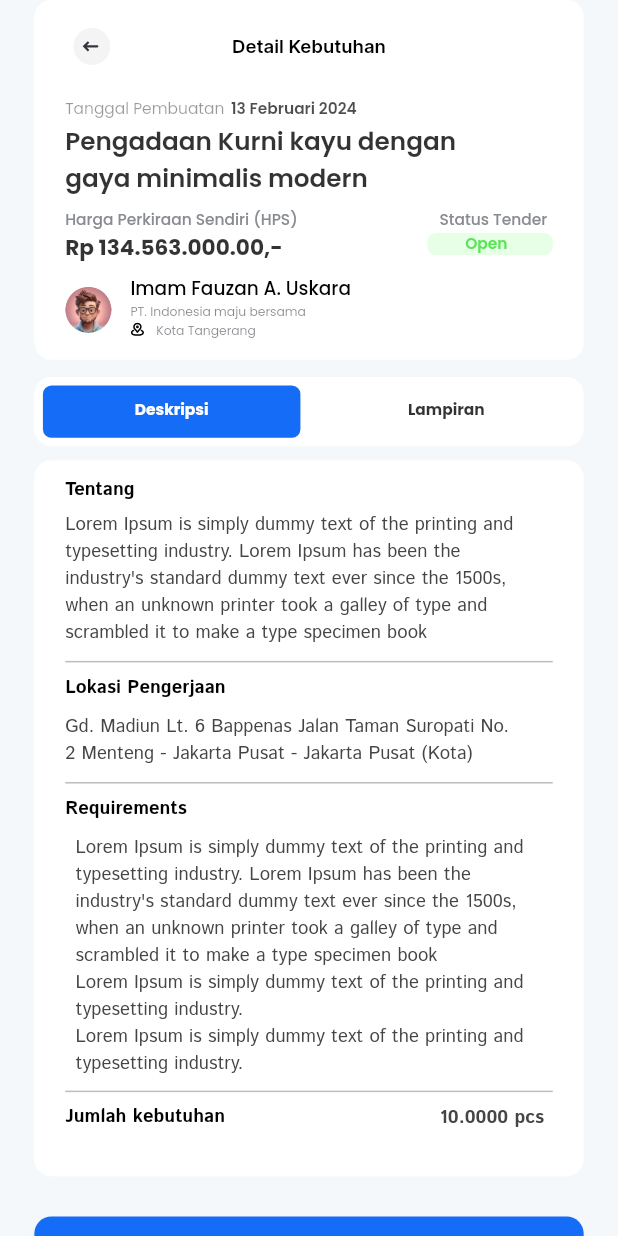
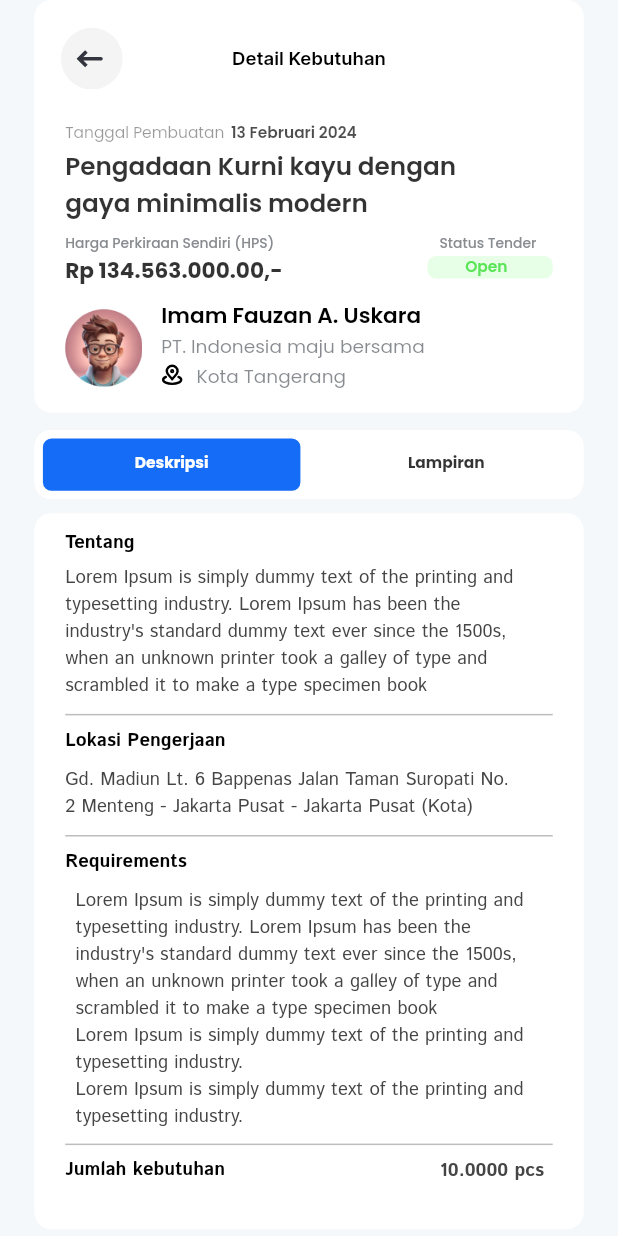
Before and after one commit to MrA-png/simfuni-v1-mobile, a Flutter app: the screen it shows after launch, after a tap on "Pengadaan Kurni kayu dengan gaya minimal", on a phone screen of 412 x 824 dp. Run offline on Flutter 3.47's test engine with Material 2 defaults, Android fonts, the light colour scheme and no system bars; our stand-ins replace cached_network_image, carousel_slider, flutter_svg, google_fonts, smooth_page_indicator.

Commit message:
splasshscreen dan merapikan

```diff
--- a/lib/main.dart
+++ b/lib/main.dart
@@ -9,7 +9,6 @@ void main() {
     DeviceOrientation.portraitUp,
   ]);
 
-  ///Please update theme as per your need if required.
   ThemeHelper().changeTheme('primary');
   runApp(const MyApp());
 }
@@ -25,7 +24,7 @@ class MyApp extends StatelessWidget {
           theme: theme,
           title: 'Simfuni',
           debugShowCheckedModeBanner: false,
-          initialRoute: AppRoutes.homeScreen,
+          initialRoute: AppRoutes.splashscreen,
           routes: AppRoutes.routes,
         );
       },
--- a/lib/presentation/detail_kebutuhan_one_page/detail_kebutuhan_one_page.dart
+++ b/lib/presentation/detail_kebutuhan_one_page/detail_kebutuhan_one_page.dart
@@ -110,7 +110,7 @@ class DetailKebutuhanOnePageState extends State<DetailKebutuhanOnePage>
         ),
         itemCount: 2,
         itemBuilder: (context, index, realIndex) {
-          return FrameItemWidget();
+          return const FrameItemWidget();
         },
       ),
     );
@@ -124,7 +124,7 @@ class DetailKebutuhanOnePageState extends State<DetailKebutuhanOnePage>
         borderRadius: BorderRadiusStyle.roundedBorder10,
       ),
       child: ListView.separated(
-        physics: NeverScrollableScrollPhysics(),
+        physics: const NeverScrollableScrollPhysics(),
         shrinkWrap: true,
         separatorBuilder: (
           context,
@@ -136,7 +136,7 @@ class DetailKebutuhanOnePageState extends State<DetailKebutuhanOnePage>
         },
         itemCount: 2,
         itemBuilder: (context, index) {
-          return DetailkebutuhanoneItemWidget();
+          return const DetailkebutuhanoneItemWidget();
         },
       ),
     );
--- a/lib/presentation/detail_kebutuhan_one_page/widgets/detailkebutuhanone_item_widget.dart
+++ b/lib/presentation/detail_kebutuhan_one_page/widgets/detailkebutuhanone_item_widget.dart
@@ -76,7 +76,7 @@ class DetailkebutuhanoneItemWidget extends StatelessWidget {
               ],
             ),
           ),
-          Spacer(),
+          const Spacer(),
           CustomImageView(
             imagePath: ImageConstant.imgDownload03,
             height: 16.adaptSize,
--- a/lib/presentation/detail_kebutuhan_one_page/widgets/frame_item_widget.dart
+++ b/lib/presentation/detail_kebutuhan_one_page/widgets/frame_item_widget.dart
@@ -12,8 +12,8 @@ class FrameItemWidget extends StatelessWidget {
   Widget build(BuildContext context) {
     return CustomImageView(
       imagePath: ImageConstant.imgRectangle25,
-      height: 140.adaptSize,
-      width: 140.adaptSize,
+      height: 200.adaptSize,
+      width: 300.adaptSize,
       radius: BorderRadius.circular(
         5.h,
       ),
--- a/lib/presentation/detail_kebutuhan_page/detail_kebutuhan_page.dart
+++ b/lib/presentation/detail_kebutuhan_page/detail_kebutuhan_page.dart
@@ -60,7 +60,7 @@ class DetailKebutuhanPageState extends State<DetailKebutuhanPage>
                               ),
                             ),
                             SizedBox(height: 9.v),
-                            Divider(),
+                            const Divider(),
                             SizedBox(height: 8.v),
                             Text(
                               "Lokasi Pengerjaan",
@@ -79,7 +79,7 @@ class DetailKebutuhanPageState extends State<DetailKebutuhanPage>
                               ),
                             ),
                             SizedBox(height: 9.v),
-                            Divider(),
+                            const Divider(),
                             SizedBox(height: 8.v),
                             Text(
                               "Requirements",
@@ -98,7 +98,7 @@ class DetailKebutuhanPageState extends State<DetailKebutuhanPage>
                               ),
                             ),
                             SizedBox(height: 8.v),
-                            Divider(),
+                            const Divider(),
                             SizedBox(height: 8.v),
                             Padding(
                               padding: EdgeInsets.only(right: 5.h),
--- a/lib/presentation/detail_kebutuhan_tab_container_screen/detail_kebutuhan_tab_container_screen.dart
+++ b/lib/presentation/detail_kebutuhan_tab_container_screen/detail_kebutuhan_tab_container_screen.dart
@@ -47,7 +47,7 @@ class DetailKebutuhanTabContainerScreenState
                         height: 622.v,
                         child: TabBarView(
                           controller: tabviewController,
-                          children: [
+                          children: const [
                             DetailKebutuhanPage(),
                             DetailKebutuhanOnePage(),
                           ],
@@ -102,7 +102,7 @@ class DetailKebutuhanTabContainerScreenState
                     text: "Tanggal Pembuatan",
                     style: CustomTextStyles.bodySmallPoppins66000000,
                   ),
-                  TextSpan(
+                  const TextSpan(
                     text: " ",
                   ),
                   TextSpan(
@@ -167,7 +167,7 @@ class DetailKebutuhanTabContainerScreenState
                           padding: EdgeInsets.only(left: 7.h),
                           child: Text(
                             "Status Tender",
-                            style: CustomTextStyles.labelSmallBluegray400,
+                            style: CustomTextStyles.labelSmallff888b90,
                           ),
                         ),
                         SizedBox(height: 1.v),
@@ -197,8 +197,8 @@ class DetailKebutuhanTabContainerScreenState
               children: [
                 CustomImageView(
                   imagePath: ImageConstant.imgEllipse104,
-                  height: 30.adaptSize,
-                  width: 30.adaptSize,
+                  height: 50.adaptSize,
+                  width: 50.adaptSize,
                   radius: BorderRadius.circular(
                     15.h,
                   ),
@@ -225,8 +225,8 @@ class DetailKebutuhanTabContainerScreenState
                         children: [
                           CustomImageView(
                             imagePath: ImageConstant.imgMarkerPin04,
-                            height: 9.adaptSize,
-                            width: 9.adaptSize,
+                            height: 14.adaptSize,
+                            width: 14.adaptSize,
                             margin: EdgeInsets.only(bottom: 2.v),
                           ),
                           Padding(
@@ -284,7 +284,7 @@ class DetailKebutuhanTabContainerScreenState
             5.h,
           ),
         ),
-        tabs: [
+        tabs: const [
           Tab(
             child: Text(
               "Deskripsi",
--- a/lib/presentation/home_screen/home_screen.dart
+++ b/lib/presentation/home_screen/home_screen.dart
@@ -38,32 +38,32 @@ class HomeScreen extends StatelessWidget {
                 Padding(
                     padding: EdgeInsets.only(top: 5.v, bottom: 4.v),
                     child: Text("Simfuni", style: theme.textTheme.titleLarge)),
-                Spacer(),
+                const Spacer(),
                 CustomImageView(
                     imagePath: ImageConstant.imgContrast,
-                    height: 18.v,
-                    width: 14.h,
-                    margin: EdgeInsets.symmetric(vertical: 8.v)),
+                    height: 40.v,
+                    width: 40.h,
+                    margin: EdgeInsets.symmetric(vertical: 5.v)),
                 Padding(
-                    padding: EdgeInsets.only(left: 27.h),
+                    padding: EdgeInsets.only(left: 10.h),
                     child: CustomIconButton(
-                        height: 34.adaptSize,
-                        width: 34.adaptSize,
-                        padding: EdgeInsets.all(8.h),
+                        height: 40.adaptSize,
+                        width: 40.adaptSize,
+                        padding: EdgeInsets.all(5.h),
                         decoration: IconButtonStyleHelper.fillBlueGray,
                         child: CustomImageView(
                             imagePath:
                                 ImageConstant.imgContrastBlueGray90001))),
                 CustomImageView(
                     imagePath: ImageConstant.imgContrastBlueGray10001,
-                    height: 18.adaptSize,
-                    width: 18.adaptSize,
-                    margin: EdgeInsets.only(left: 27.h, top: 8.v, bottom: 8.v)),
+                    height: 40.adaptSize,
+                    width: 40.adaptSize,
+                    margin: EdgeInsets.only(left: 10.h, top: 8.v, bottom: 8.v)),
                 CustomImageView(
                     imagePath: ImageConstant.imgPlay,
-                    height: 24.adaptSize,
-                    width: 24.adaptSize,
-                    margin: EdgeInsets.only(left: 27.h, top: 5.v, bottom: 5.v))
+                    height: 40.adaptSize,
+                    width: 40.adaptSize,
+                    margin: EdgeInsets.only(left: 10.h, top: 5.v, bottom: 5.v))
               ])),
           SizedBox(height: 15.v),
           Divider(color: appTheme.gray100),
@@ -75,10 +75,10 @@ class HomeScreen extends StatelessWidget {
                     hintText: "apa yang anda butuhkan atau tawarkan",
                     textInputAction: TextInputAction.done)),
             Padding(
-                padding: EdgeInsets.only(left: 9.h),
+                padding: EdgeInsets.only(left: 3.h),
                 child: CustomIconButton(
-                    height: 33.adaptSize,
-                    width: 33.adaptSize,
+                    height: 40.adaptSize,
+                    width: 40.adaptSize,
                     padding: EdgeInsets.all(4.h),
                     decoration: IconButtonStyleHelper.fillBlueGrayTL10,
                     child: CustomImageView(imagePath: ImageConstant.imgPlus)))
@@ -90,12 +90,12 @@ class HomeScreen extends StatelessWidget {
   Widget _buildHome(BuildContext context) {
     return Expanded(
         child: ListView.separated(
-            physics: BouncingScrollPhysics(),
+            physics: const BouncingScrollPhysics(),
             shrinkWrap: true,
             separatorBuilder: (context, index) {
               return SizedBox(height: 5.v);
             },
-            itemCount: 2,
+            itemCount: 5,
             itemBuilder: (context, index) {
               return HomeItemWidget(onTapOpen: () {
                 onTapOpen(context);
--- a/lib/presentation/home_screen/widgets/home_item_widget.dart
+++ b/lib/presentation/home_screen/widgets/home_item_widget.dart
@@ -66,7 +66,7 @@ class HomeItemWidget extends StatelessWidget {
                         ],
                       ),
                     ),
-                    Spacer(),
+                    const Spacer(),
                     CustomElevatedButton(
                       height: 22.v,
                       width: 79.h,
@@ -84,7 +84,7 @@ class HomeItemWidget extends StatelessWidget {
             ),
             SizedBox(height: 7.v),
             Container(
-              height: 24.v,
+              height: 55.v,
               width: 299.h,
               margin: EdgeInsets.only(left: 20.h),
               child: Stack(
@@ -93,7 +93,7 @@ class HomeItemWidget extends StatelessWidget {
                   Align(
                     alignment: Alignment.center,
                     child: SizedBox(
-                      width: 299.h,
+                      width: 399.h,
                       child: Text(
                         "Dibutuhkan bahan baku kayu, aluminium, untuk digunakan sebagai bahan baku produk furniture kursi",
                         maxLines: 2,
@@ -102,20 +102,20 @@ class HomeItemWidget extends StatelessWidget {
                       ),
                     ),
                   ),
-                  Align(
-                    alignment: Alignment.bottomLeft,
-                    child: Padding(
-                      padding: EdgeInsets.only(left: 110.h),
-                      child: Text(
-                        "... lihat lainnya",
-                        style: CustomTextStyles.poppinsBlack900,
-                      ),
-                    ),
-                  ),
+                  // Align(
+                  //   alignment: Alignment.bottomLeft,
+                  //   child: Padding(
+                  //     padding: EdgeInsets.only(left: 110.h),
+                  //     child: Text(
+                  //       "... lihat lainnya",
+                  //       style: CustomTextStyles.poppinsBlack900,
+                  //     ),
+                  //   ),
+                  // ),
                 ],
               ),
             ),
-            SizedBox(height: 7.v),
+            SizedBox(height: 15.v),
             CustomImageView(
               imagePath: ImageConstant.imgRectangle9,
               height: 209.v,
--- /dev/null
+++ b/lib/presentation/splassh_screen/splashscreen.dart
@@ -0,0 +1,67 @@
+import 'package:flutter/material.dart';
+import 'package:simfuni_v1/presentation/home_screen/home_screen.dart';
+
+// class SplashScreen extends StatelessWidget {
+//   const SplashScreen({Key? key})
+//       : super(
+//           key: key,
+//         );
+
+//   @override
+//   Widget build(BuildContext context) {
+//     return SafeArea(
+//       child: Scaffold(
+//         backgroundColor: theme.colorScheme.onPrimary,
+//         body: Container(
+//           width: double.maxFinite,
+//           padding: EdgeInsets.symmetric(horizontal: 145.h),
+//           child: Column(
+//             crossAxisAlignment: CrossAxisAlignment.start,
+//             mainAxisAlignment: MainAxisAlignment.center,
+//             children: [
+//               SizedBox(height: 5.v),
+//               RichText(
+//                 text: TextSpan(
+//                   children: [
+//                     TextSpan(
+//                       text: "Simfuni",
+//                       style: theme.textTheme.displayLarge,
+//                     ),
+//                     TextSpan(
+//                       text: ".",
+//                       style: CustomTextStyles.lalezarff156cf7,
+//                     ),
+//                   ],
+//                 ),
+//                 textAlign: TextAlign.left,
+//               ),
+//             ],
+//           ),
+//         ),
+//       ),
+//     );
+//   }
+// }
+
+class SplashScreen extends StatelessWidget {
+  const SplashScreen({Key? key}) : super(key: key);
+
+  @override
+  Widget build(BuildContext context) {
+    Future.delayed(const Duration(seconds: 3)).then((value) {
+      Navigator.pushReplacement(
+        context,
+        MaterialPageRoute(builder: (context) => HomeScreen()),
+      );
+    });
+
+    return const Scaffold(
+      backgroundColor: Colors.black,
+      body: Center(
+        child: Image(
+          image: AssetImage('assets/images/logo-simfuni.png'),
+        ),
+      ),
+    );
+  }
+}
--- a/lib/routes/app_routes.dart
+++ b/lib/routes/app_routes.dart
@@ -1,13 +1,13 @@
 import 'package:flutter/material.dart';
+import 'package:simfuni_v1/presentation/splassh_screen/splashscreen.dart';
 import '../presentation/home_screen/home_screen.dart';
-import '../presentation/android_large_one_screen/android_large_one_screen.dart';
 import '../presentation/detail_kebutuhan_tab_container_screen/detail_kebutuhan_tab_container_screen.dart';
 import '../presentation/app_navigation_screen/app_navigation_screen.dart';
 
 class AppRoutes {
   static const String homeScreen = '/home_screen';
 
-  static const String androidLargeOneScreen = '/android_large_one_screen';
+  static const String splashscreen = '/splash_screen';
 
   static const String detailKebutuhanPage = '/detail_kebutuhan_page';
 
@@ -20,9 +20,9 @@ class AppRoutes {
 
   static Map<String, WidgetBuilder> routes = {
     homeScreen: (context) => HomeScreen(),
-    androidLargeOneScreen: (context) => AndroidLargeOneScreen(),
+    splashscreen: (context) => const SplashScreen(),
     detailKebutuhanTabContainerScreen: (context) =>
-        DetailKebutuhanTabContainerScreen(),
-    appNavigationScreen: (context) => AppNavigationScreen()
+        const DetailKebutuhanTabContainerScreen(),
+    appNavigationScreen: (context) => const AppNavigationScreen()
   };
 }
--- a/lib/theme/custom_text_style.dart
+++ b/lib/theme/custom_text_style.dart
@@ -15,7 +15,7 @@ class CustomTextStyles {
           fontWeight: FontWeight.normal);
   static get bodySmallPoppins66000000 =>
       theme.textTheme.bodySmall!.poppins.copyWith(
-        color: Color(0X66000000),
+        color: const Color(0X66000000),
         fontSize: 10.fSize,
       );
   static get bodySmallPoppinsBlack900 =>
@@ -26,16 +26,16 @@ class CustomTextStyles {
   static get bodySmallPoppinsBlack9008 =>
       theme.textTheme.bodySmall!.poppins.copyWith(
         color: appTheme.black900.withOpacity(0.8),
-        fontSize: 8.fSize,
+        fontSize: 10.fSize,
       );
   static get bodySmallPoppinsGray80099 =>
       theme.textTheme.bodySmall!.poppins.copyWith(
         color: appTheme.gray80099,
-        fontSize: 8.fSize,
+        fontSize: 12.fSize,
       );
   static get bodySmallPoppinsff000000 =>
       theme.textTheme.bodySmall!.poppins.copyWith(
-        color: Color(0XFF000000),
+        color: const Color(0XFF000000),
         fontSize: 10.fSize,
         fontWeight: FontWeight.w300,
       );
@@ -58,7 +58,8 @@ class CustomTextStyles {
         fontWeight: FontWeight.w500,
       );
   static get labelLargePoppins => theme.textTheme.labelLarge!.poppins.copyWith(
-        fontWeight: FontWeight.w500,
+        fontWeight: FontWeight.w600,
+        fontSize: 14.fSize,
       );
   static get labelLargePoppinsWhiteA700 =>
       theme.textTheme.labelLarge!.poppins.copyWith(
@@ -68,12 +69,12 @@ class CustomTextStyles {
       );
   static get labelLargePoppinsff000000 =>
       theme.textTheme.labelLarge!.poppins.copyWith(
-        color: Color(0XFF000000),
+        color: const Color(0XFF000000),
         fontWeight: FontWeight.w500,
       );
   static get labelLargePoppinsff000000SemiBold =>
       theme.textTheme.labelLarge!.poppins.copyWith(
-        color: Color(0XFF000000),
+        color: const Color(0XFF000000),
         fontWeight: FontWeight.w600,
       );
   static get labelMediumBlack900 => theme.textTheme.labelMedium!.copyWith(
@@ -96,7 +97,7 @@ class CustomTextStyles {
         fontWeight: FontWeight.w700,
       );
   static get labelSmall7f000000 => theme.textTheme.labelSmall!.copyWith(
-        color: Color(0X7F000000),
+        color: const Color(0X7F000000),
       );
   static get labelSmallBlack900 => theme.textTheme.labelSmall!.copyWith(
         color: appTheme.black900,
@@ -104,17 +105,19 @@ class CustomTextStyles {
       );
   static get labelSmallBluegray400 => theme.textTheme.labelSmall!.copyWith(
         color: appTheme.blueGray400,
+        fontSize: 10.fSize,
       );
   static get labelSmallb2000000 => theme.textTheme.labelSmall!.copyWith(
-        color: Color(0XB2000000),
+        color: const Color(0XB2000000),
         fontWeight: FontWeight.w600,
       );
   static get labelSmallff888b90 => theme.textTheme.labelSmall!.copyWith(
-        color: Color(0XFF888B90),
+        color: const Color(0XFF888B90),
+        fontSize: 9.fSize,
       );
   // Lalezarff text style
   static get lalezarff156cf7 => TextStyle(
-        color: Color(0XFF156CF7),
+        color: const Color(0XFF156CF7),
         fontSize: 96.fSize,
         fontWeight: FontWeight.w400,
       ).lalezar;
--- a/lib/widgets/app_bar/appbar_leading_image.dart
+++ b/lib/widgets/app_bar/appbar_leading_image.dart
@@ -3,7 +3,7 @@ import 'package:simfuni_v1/core/app_export.dart';
 
 // ignore: must_be_immutable
 class AppbarLeadingImage extends StatelessWidget {
-  AppbarLeadingImage({
+  const AppbarLeadingImage({
     Key? key,
     this.imagePath,
     this.margin,
@@ -22,8 +22,8 @@ class AppbarLeadingImage extends StatelessWidget {
         padding: margin ?? EdgeInsets.zero,
         child: CustomImageView(
           imagePath: imagePath,
-          height: 24.adaptSize,
-          width: 24.adaptSize,
+          height: 40.adaptSize,
+          width: 40.adaptSize,
           fit: BoxFit.contain,
         ),
       ),
--- a/lib/widgets/app_bar/custom_app_bar.dart
+++ b/lib/widgets/app_bar/custom_app_bar.dart
@@ -3,7 +3,7 @@ import 'package:simfuni_v1/core/app_export.dart';
 
 // ignore: must_be_immutable
 class CustomAppBar extends StatelessWidget implements PreferredSizeWidget {
-  CustomAppBar({
+  const CustomAppBar({
     Key? key,
     this.height,
     this.leadingWidth,
@@ -31,7 +31,7 @@ class CustomAppBar extends StatelessWidget implements PreferredSizeWidget {
   Widget build(BuildContext context) {
     return AppBar(
       elevation: 0,
-      toolbarHeight: height ?? 24.v,
+      toolbarHeight: height ?? 40.v,
       automaticallyImplyLeading: false,
       backgroundColor: Colors.transparent,
       leadingWidth: leadingWidth ?? 0,
@@ -46,6 +46,6 @@ class CustomAppBar extends StatelessWidget implements PreferredSizeWidget {
   @override
   Size get preferredSize => Size(
         SizeUtils.width,
-        height ?? 24.v,
+        height ?? 40.v,
       );
 }
--- a/lib/widgets/create_post_container.dart
+++ b/lib/widgets/create_post_container.dart
@@ -33,10 +33,10 @@ class CreatePostContainer extends StatelessWidget {
                     ),
                   ),
                   child: const SizedBox(
-                    height: 30,
+                    height: 40,
                     child: Row(
                       children: [
-                        SizedBox(width: 3),
+                        SizedBox(width: 5),
                         Text(
                           'apa yang anda butuhkan atau tawarkan',
                           style: TextStyle(color: Colors.grey),
```
Also changed, not shown: lib/presentation/android_large_one_screen/android_large_one_screen.dart (deleted, +0 -44 lines), lib/presentation/app_navigation_screen/app_navigation_screen.dart (+11 -11 lines).
